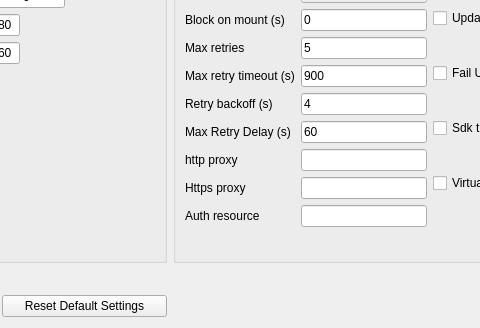
Before: the Qt Designer form gui/azure_config_advanced.ui in Seagate/cloudfuse, drawn with Qt 5; both pictures show x 299 to 779 and y 195 to 523 of the 937 by 523 pixel window.
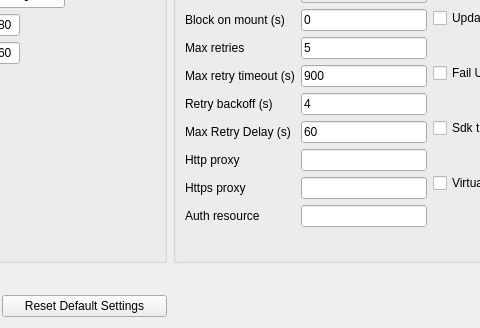
After: the same form once the commit is applied.

Commit message: cleanup + window close events

Patch:
```diff
--- a/gui/azure_config_advanced.ui
+++ b/gui/azure_config_advanced.ui
@@ -103,7 +103,7 @@
           <item>
            <widget class="QLabel" name="label_40">
             <property name="text">
-             <string>http proxy</string>
+             <string>Http proxy</string>
             </property>
            </widget>
           </item>
```
The commit also changes 6 other files.
